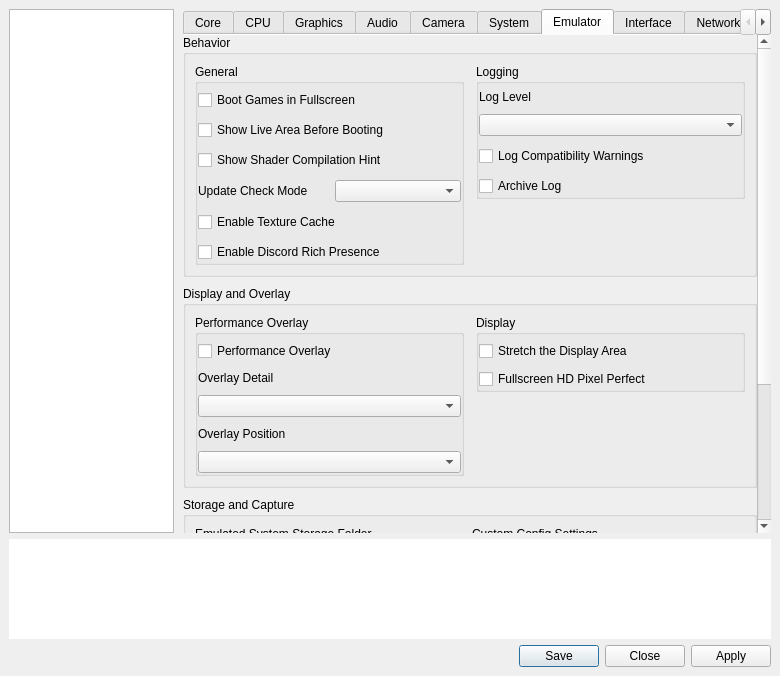
Old version of the form app/src/main/cpp/vita3k/vita3k/gui-qt/src/settings_dialog.ui in the repository sashkinbro/EmuCoreV.
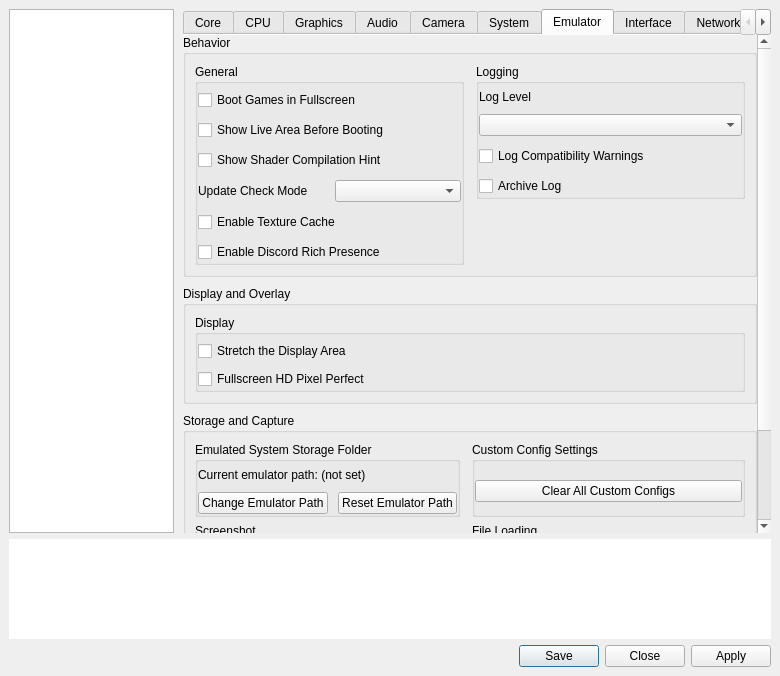
New version of the form. The open tabs and pages were chosen to show the change.

The edit to the form file:
```diff
--- a/app/src/main/cpp/vita3k/vita3k/gui-qt/src/settings_dialog.ui
+++ b/app/src/main/cpp/vita3k/vita3k/gui-qt/src/settings_dialog.ui
@@ -2072,92 +2072,6 @@
                 <property name="spacing">
                  <number>12</number>
                 </property>
-                <item alignment="Qt::AlignmentFlag::AlignTop">
-                 <widget class="QGroupBox" name="gb_performance_overlay">
-                  <property name="title">
-                   <string>Performance Overlay</string>
-                  </property>
-                  <property name="flat">
-                   <bool>true</bool>
-                  </property>
-                  <layout class="QVBoxLayout" name="gb_performance_overlay_layout">
-                   <property name="spacing">
-                    <number>10</number>
-                   </property>
-                   <property name="leftMargin">
-                    <number>0</number>
-                   </property>
-                   <property name="topMargin">
-                    <number>6</number>
-                   </property>
-                   <property name="rightMargin">
-                    <number>0</number>
-                   </property>
-                   <property name="bottomMargin">
-                    <number>0</number>
-                   </property>
-                   <item>
-                    <widget class="QCheckBox" name="perf_overlay_enabled">
-                     <property name="text">
-                      <string>Performance Overlay</string>
-                     </property>
-                    </widget>
-                   </item>
-                   <item>
-                    <layout class="QVBoxLayout" name="layout_perf_overlay_detail">
-                     <property name="leftMargin">
-                      <number>0</number>
-                     </property>
-                     <property name="topMargin">
-                      <number>0</number>
-                     </property>
-                     <property name="rightMargin">
-                      <number>0</number>
-                     </property>
-                     <property name="bottomMargin">
-                      <number>0</number>
-                     </property>
-                     <item>
-                      <widget class="QLabel" name="label_perf_detail">
-                       <property name="text">
-                        <string>Overlay Detail</string>
-                       </property>
-                      </widget>
-                     </item>
-                     <item>
-                      <widget class="QComboBox" name="perf_overlay_detail_box"/>
-                     </item>
-                    </layout>
-                   </item>
-                   <item>
-                    <layout class="QVBoxLayout" name="layout_perf_overlay_position">
-                     <property name="leftMargin">
-                      <number>0</number>
-                     </property>
-                     <property name="topMargin">
-                      <number>0</number>
-                     </property>
-                     <property name="rightMargin">
-                      <number>0</number>
-                     </property>
-                     <property name="bottomMargin">
-                      <number>0</number>
-                     </property>
-                     <item>
-                      <widget class="QLabel" name="label_perf_position">
-                       <property name="text">
-                        <string>Overlay Position</string>
-                       </property>
-                      </widget>
-                     </item>
-                     <item>
-                      <widget class="QComboBox" name="perf_overlay_position_box"/>
-                     </item>
-                    </layout>
-                   </item>
-                  </layout>
-                 </widget>
-                </item>
                 <item alignment="Qt::AlignmentFlag::AlignTop">
                  <widget class="QGroupBox" name="gb_display">
                   <property name="title">
```
